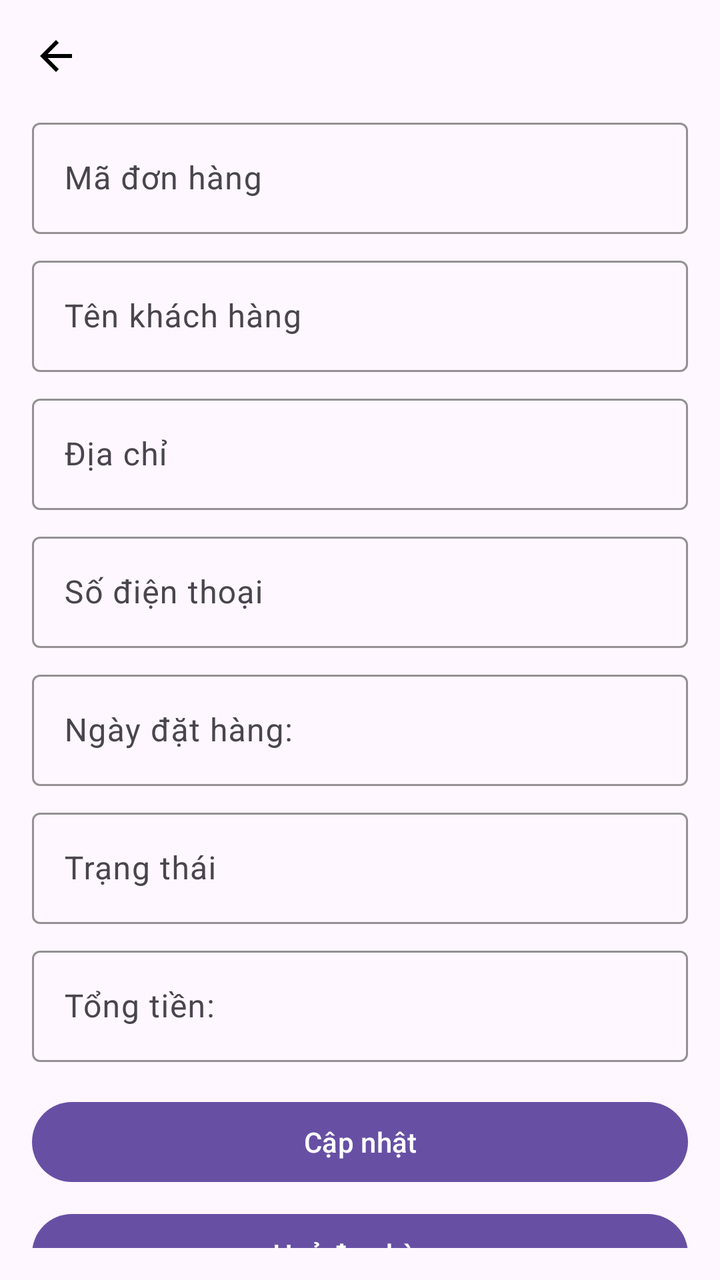
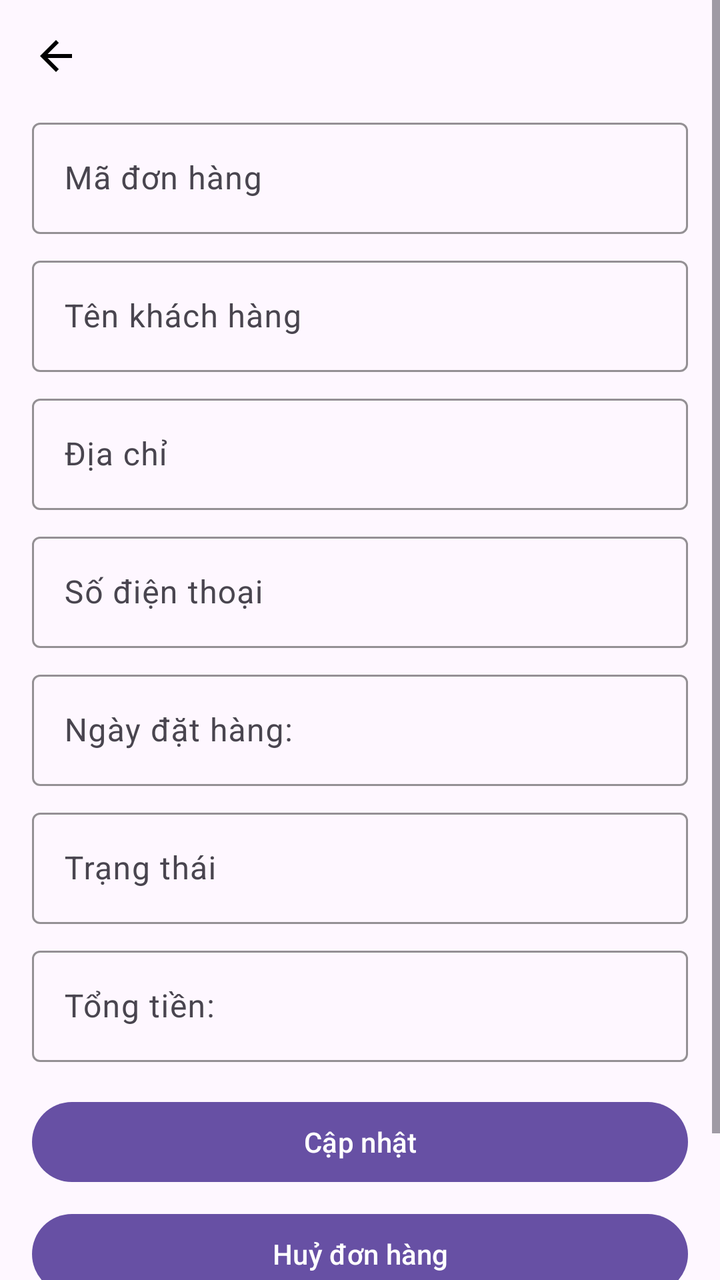

Screens rendered from an Android XML layout before and after an edit, with the pre-edit source and the edit as a unified diff.
<!-- AndroidManifest.xml: application theme Theme.BTL_Android -->
<!-- res/layout/activity_admin_don_hang_detail.xml -->
<?xml version="1.0" encoding="utf-8"?>
<androidx.constraintlayout.widget.ConstraintLayout
    xmlns:android="http://schemas.android.com/apk/res/android"
    xmlns:app="http://schemas.android.com/apk/res-auto"
    xmlns:tools="http://schemas.android.com/tools"
    android:layout_width="match_parent"
    android:layout_height="match_parent"
    android:padding="16dp"
    tools:context=".Activity.admin.donhang.AdminDonHangDetailActivity">

    
    <ImageButton
        android:id="@+id/btnBack"
        android:layout_width="wrap_content"
        android:layout_height="wrap_content"
        android:background="?attr/selectableItemBackgroundBorderless"
        android:contentDescription="@string/back"
        android:src="@drawable/ic_back" />

    
    <com.google.android.material.textfield.TextInputLayout
        android:id="@+id/textInputOrderCode"
        android:layout_width="0dp"
        android:layout_height="wrap_content"
        app:layout_constraintTop_toBottomOf="@id/btnBack"
        app:layout_constraintStart_toStartOf="parent"
        app:layout_constraintEnd_toEndOf="parent"
        app:hintTextColor="@color/black"
        app:boxStrokeColor="@color/primary_color"
        android:layout_marginTop="16dp"
        android:layout_marginBottom="8dp">

        <com.google.android.material.textfield.TextInputEditText
            android:id="@+id/editTextOrderCode"
            android:layout_width="match_parent"
            android:layout_height="wrap_content"
            android:hint="@string/OrderCode"
            android:textColor="@color/black"
            android:singleLine="true"
            android:ellipsize="end" />
    </com.google.android.material.textfield.TextInputLayout>

    
    <com.google.android.material.textfield.TextInputLayout
        android:id="@+id/textInputCustomerName"
        android:layout_width="0dp"
        android:layout_height="wrap_content"
        app:layout_constraintTop_toBottomOf="@id/textInputOrderCode"
        app:layout_constraintStart_toStartOf="parent"
        app:layout_constraintEnd_toEndOf="parent"
        app:hintTextColor="@color/black"
        app:boxStrokeColor="@color/primary_color"
        android:layout_marginTop="8dp"
        android:layout_marginBottom="8dp">

        <com.google.android.material.textfield.TextInputEditText
            android:id="@+id/editTextCustomerName"
            android:layout_width="match_parent"
            android:layout_height="wrap_content"
            android:hint="@string/OrderName"
            android:textColor="@color/black"
            android:singleLine="true"
            android:ellipsize="end" />
    </com.google.android.material.textfield.TextInputLayout>

    
    <com.google.android.material.textfield.TextInputLayout
        android:id="@+id/textInputAddress"
        android:layout_width="0dp"
        android:layout_height="wrap_content"
        app:layout_constraintTop_toBottomOf="@id/textInputCustomerName"
        app:layout_constraintStart_toStartOf="parent"
        app:layout_constraintEnd_toEndOf="parent"
        app:hintTextColor="@color/black"
        app:boxStrokeColor="@color/primary_color"
        android:layout_marginTop="8dp"
        android:layout_marginBottom="8dp">

        <com.google.android.material.textfield.TextInputEditText
            android:id="@+id/editTextAddress"
            android:layout_width="match_parent"
            android:layout_height="wrap_content"
            android:hint="@string/Address"
            android:textColor="@color/black"
            android:singleLine="true"
            android:ellipsize="end" />
    </com.google.android.material.textfield.TextInputLayout>

    
    <com.google.android.material.textfield.TextInputLayout
        android:id="@+id/textInputPhone"
        android:layout_width="0dp"
        android:layout_height="wrap_content"
        app:layout_constraintTop_toBottomOf="@id/textInputAddress"
        app:layout_constraintStart_toStartOf="parent"
        app:layout_constraintEnd_toEndOf="parent"
        app:hintTextColor="@color/black"
        app:boxStrokeColor="@color/primary_color"
        android:layout_marginTop="8dp"
        android:layout_marginBottom="8dp">

        <com.google.android.material.textfield.TextInputEditText
            android:id="@+id/editTextPhone"
            android:layout_width="match_parent"
            android:layout_height="wrap_content"
            android:hint="@string/PhoneNumber"
            android:textColor="@color/black"
            android:singleLine="true"
            android:ellipsize="end" />
    </com.google.android.material.textfield.TextInputLayout>

    
    <com.google.android.material.textfield.TextInputLayout
        android:id="@+id/textInputOrderDate"
        android:layout_width="0dp"
        android:layout_height="wrap_content"
        app:layout_constraintTop_toBottomOf="@id/textInputPhone"
        app:layout_constraintStart_toStartOf="parent"
        app:layout_constraintEnd_toEndOf="parent"
        app:hintTextColor="@color/black"
        app:boxStrokeColor="@color/primary_color"
        android:layout_marginTop="8dp"
        android:layout_marginBottom="8dp">

        <com.google.android.material.textfield.TextInputEditText
            android:id="@+id/editTextOrderDate"
            android:layout_width="match_parent"
            android:layout_height="wrap_content"
            android:hint="@string/OrderDate"
            android:textColor="@color/black"
            android:singleLine="true"
            android:ellipsize="end" />
    </com.google.android.material.textfield.TextInputLayout>

    
    <com.google.android.material.textfield.TextInputLayout
        android:id="@+id/textInputOrderStatus"
        android:layout_width="0dp"
        android:layout_height="wrap_content"
        app:layout_constraintTop_toBottomOf="@id/textInputOrderDate"
        app:layout_constraintStart_toStartOf="parent"
        app:layout_constraintEnd_toEndOf="parent"
        app:hintTextColor="@color/black"
        app:boxStrokeColor="@color/primary_color"
        android:layout_marginTop="8dp"
        android:layout_marginBottom="8dp">

        <com.google.android.material.textfield.TextInputEditText
            android:id="@+id/editTextOrderStatus"
            android:layout_width="match_parent"
            android:layout_height="wrap_content"
            android:hint="@string/status"
            android:textColor="@color/black"
            android:singleLine="true"
            android:ellipsize="end" />
    </com.google.android.material.textfield.TextInputLayout>

    
    <com.google.android.material.textfield.TextInputLayout
        android:id="@+id/textInputTotal"
        android:layout_width="0dp"
        android:layout_height="wrap_content"
        app:layout_constraintTop_toBottomOf="@id/textInputOrderStatus"
        app:layout_constraintStart_toStartOf="parent"
        app:layout_constraintEnd_toEndOf="parent"
        app:hintTextColor="@color/black"
        app:boxStrokeColor="@color/primary_color"
        android:layout_marginTop="8dp"
        android:layout_marginBottom="8dp">

        <com.google.android.material.textfield.TextInputEditText
            android:id="@+id/editTextTotal"
            android:layout_width="match_parent"
            android:layout_height="wrap_content"
            android:hint="@string/TotalAmount"
            android:textColor="@color/black"
            android:singleLine="true"
            android:ellipsize="end" />
    </com.google.android.material.textfield.TextInputLayout>

    
    <com.google.android.material.button.MaterialButton
        android:id="@+id/btn_update_order"
        android:layout_width="0dp"
        android:layout_height="wrap_content"
        android:text="@string/Update"
        app:layout_constraintTop_toBottomOf="@id/textInputTotal"
        app:layout_constraintStart_toStartOf="parent"
        app:layout_constraintEnd_toEndOf="parent"
        android:layout_marginTop="16dp" />

    
    <com.google.android.material.button.MaterialButton
        android:id="@+id/btn_cancel_order"
        android:layout_width="0dp"
        android:layout_height="wrap_content"
        android:text="@string/cancel_order"
        app:layout_constraintTop_toBottomOf="@id/btn_update_order"
        app:layout_constraintStart_toStartOf="parent"
        app:layout_constraintEnd_toEndOf="parent"
        android:layout_marginTop="8dp" />

    <com.google.android.material.button.MaterialButton
        android:id="@+id/btn_approve_order"
        android:layout_width="0dp"
        android:layout_height="wrap_content"
        android:text="@string/browse_orders"
        app:layout_constraintTop_toBottomOf="@id/btn_cancel_order"
        app:layout_constraintStart_toStartOf="parent"
        app:layout_constraintEnd_toEndOf="parent"
        android:layout_marginTop="8dp" />

</androidx.constraintlayout.widget.ConstraintLayout>
<!-- resources referenced by this layout -->
<resources>
  <color name="black">#FF000000</color>
  <color name="primary_color">#FF5722</color>
  <!-- drawable ic_back (drawable) -->
  <vector xmlns:android="http://schemas.android.com/apk/res/android" android:autoMirrored="true" android:height="24dp" android:tint="#000000" android:viewportHeight="24" android:viewportWidth="24" android:width="24dp">
        
      <path android:fillColor="@android:color/white" android:pathData="M20,11H7.83l5.59,-5.59L12,4l-8,8 8,8 1.41,-1.41L7.83,13H20v-2z"/>
      
  </vector>
  <string name="Address">Địa chỉ</string>
  <string name="OrderCode">Mã đơn hàng</string>
  <string name="OrderDate">Ngày đặt hàng: </string>
  <string name="OrderName">Tên khách hàng</string>
  <string name="PhoneNumber">Số điện thoại</string>
  <string name="TotalAmount">Tổng tiền: </string>
  <string name="Update">Cập nhật</string>
  <string name="back">Thoát</string>
  <string name="browse_orders">Duyệt đơn hàng</string>
  <string name="cancel_order">Huỷ đơn hàng</string>
  <string name="status">Trạng thái</string>
  <style name="Theme.BTL_Android" parent="Base.Theme.BTL_Android" />
  <style name="Base.Theme.BTL_Android" parent="Theme.Material3.DayNight.NoActionBar">
          
          
          <item name="android:statusBarColor">#00000000</item>
      </style>
</resources>

<!-- the commit's change to res/layout/activity_admin_don_hang_detail.xml (unified diff, before → after) -->
@@ -1,12 +1,15 @@
 <?xml version="1.0" encoding="utf-8"?>
-<androidx.constraintlayout.widget.ConstraintLayout
-    xmlns:android="http://schemas.android.com/apk/res/android"
+<ScrollView xmlns:android="http://schemas.android.com/apk/res/android"
     xmlns:app="http://schemas.android.com/apk/res-auto"
     xmlns:tools="http://schemas.android.com/tools"
     android:layout_width="match_parent"
     android:layout_height="match_parent"
-    android:padding="16dp"
+    android:fillViewport="true"
     tools:context=".Activity.admin.donhang.AdminDonHangDetailActivity">
+<androidx.constraintlayout.widget.ConstraintLayout
+    android:layout_width="match_parent"
+    android:layout_height="wrap_content"
+    android:padding="16dp">
 
     
     <ImageButton
@@ -211,3 +214,4 @@
         android:layout_marginTop="8dp" />
 
 </androidx.constraintlayout.widget.ConstraintLayout>
+    </ScrollView>
